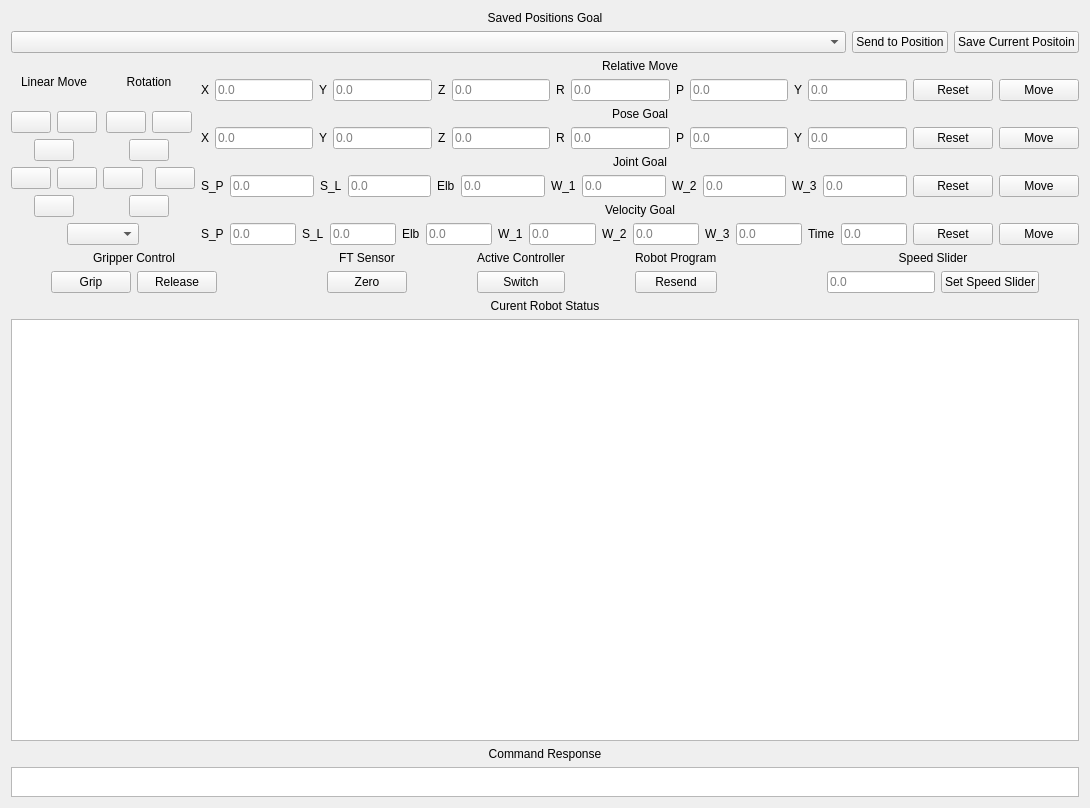
This is resource/SamiPlugin.ui in iris-ua/iris_sami as Qt 5 draws it before an edit. The edited form follows.
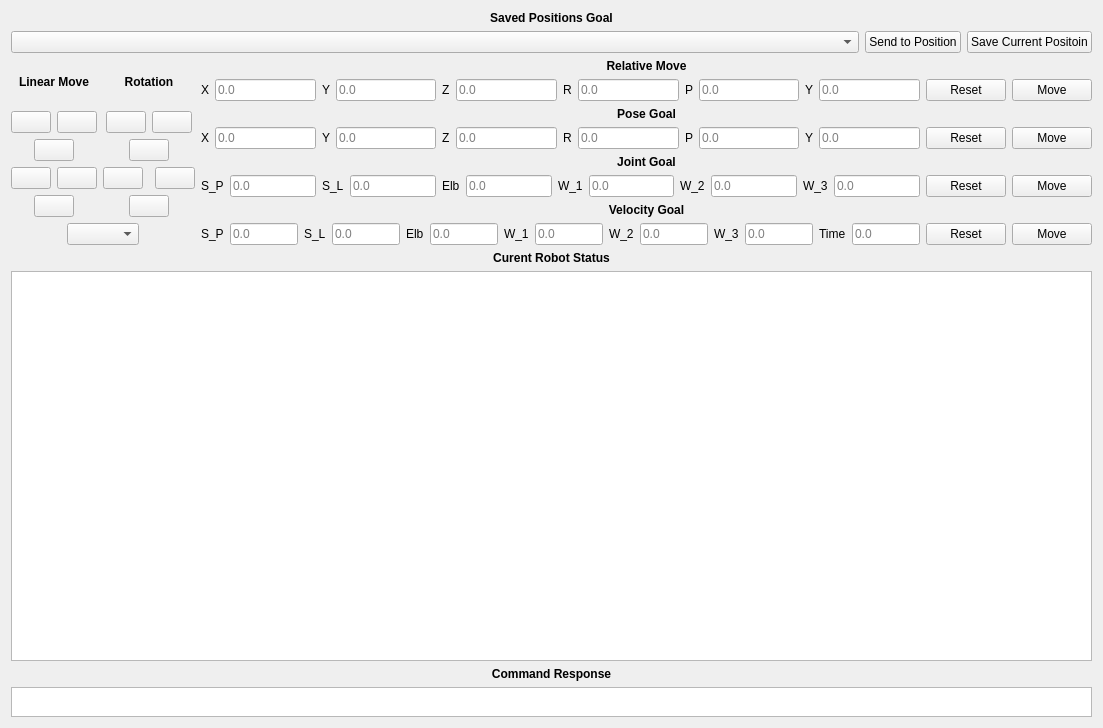
This is the edited form. Icons and pictures are not drawn.

Commit message: removal of ur10e specific features

Diff of the .ui file:
```diff
--- a/resource/SamiPlugin.ui
+++ b/resource/SamiPlugin.ui
@@ -6,8 +6,8 @@
    <rect>
     <x>0</x>
     <y>0</y>
-    <width>1090</width>
-    <height>808</height>
+    <width>1103</width>
+    <height>728</height>
    </rect>
   </property>
   <property name="windowTitle">
@@ -16,6 +16,12 @@
   <layout class="QVBoxLayout" name="verticalLayout_10">
    <item>
     <widget class="QLabel" name="label_4">
+     <property name="font">
+      <font>
+       <weight>75</weight>
+       <bold>true</bold>
+      </font>
+     </property>
      <property name="text">
       <string>Saved Positions Goal</string>
      </property>
@@ -62,6 +68,12 @@
           <layout class="QVBoxLayout" name="verticalLayout">
            <item>
             <widget class="QLabel" name="label_36">
+             <property name="font">
+              <font>
+               <weight>75</weight>
+               <bold>true</bold>
+              </font>
+             </property>
              <property name="text">
               <string>Linear Move</string>
              </property>
@@ -311,6 +323,12 @@
           <layout class="QVBoxLayout" name="verticalLayout_6">
            <item>
             <widget class="QLabel" name="label_35">
+             <property name="font">
+              <font>
+               <weight>75</weight>
+               <bold>true</bold>
+              </font>
+             </property>
              <property name="text">
               <string>Rotation</string>
              </property>
@@ -871,6 +889,12 @@
       <layout class="QVBoxLayout" name="verticalLayout_4">
        <item>
         <widget class="QLabel" name="label_3">
+         <property name="font">
+          <font>
+           <weight>75</weight>
+           <bold>true</bold>
+          </font>
+         </property>
          <property name="text">
           <string>Relative Move</string>
          </property>
@@ -983,6 +1007,12 @@
        </item>
        <item>
         <widget class="QLabel" name="label_2">
+         <property name="font">
+          <font>
+           <weight>75</weight>
+           <bold>true</bold>
+          </font>
+         </property>
          <property name="text">
           <string>Pose Goal</string>
          </property>
@@ -1095,6 +1125,12 @@
        </item>
        <item>
         <widget class="QLabel" name="label">
+         <property name="font">
+          <font>
+           <weight>75</weight>
+           <bold>true</bold>
+          </font>
+         </property>
          <property name="text">
           <string>Joint Goal</string>
          </property>
@@ -1207,6 +1243,12 @@
        </item>
        <item>
         <widget class="QLabel" name="label_26">
+         <property name="font">
+          <font>
+           <weight>75</weight>
+           <bold>true</bold>
+          </font>
+         </property>
          <property name="text">
           <string>Velocity Goal</string>
          </property>
@@ -1335,237 +1377,14 @@
      </item>
     </layout>
    </item>
-   <item>
-    <layout class="QHBoxLayout" name="horizontalLayout_10">
-     <item>
-      <layout class="QVBoxLayout" name="verticalLayout_3">
-       <item>
-        <widget class="QLabel" name="label_5">
-         <property name="text">
-          <string>Gripper Control</string>
-         </property>
-         <property name="alignment">
-          <set>Qt::AlignCenter</set>
-         </property>
-        </widget>
-       </item>
-       <item>
-        <layout class="QHBoxLayout" name="gripperLay">
-         <item>
-          <spacer name="horizontalSpacer">
-           <property name="orientation">
-            <enum>Qt::Horizontal</enum>
-           </property>
-           <property name="sizeHint" stdset="0">
-            <size>
-             <width>40</width>
-             <height>20</height>
-            </size>
-           </property>
-          </spacer>
-         </item>
-         <item>
-          <widget class="QPushButton" name="grip">
-           <property name="text">
-            <string>Grip</string>
-           </property>
-          </widget>
-         </item>
-         <item>
-          <widget class="QPushButton" name="release">
-           <property name="text">
-            <string>Release</string>
-           </property>
-          </widget>
-         </item>
-         <item>
-          <spacer name="horizontalSpacer_2">
-           <property name="orientation">
-            <enum>Qt::Horizontal</enum>
-           </property>
-           <property name="sizeHint" stdset="0">
-            <size>
-             <width>40</width>
-             <height>20</height>
-            </size>
-           </property>
-          </spacer>
-         </item>
-        </layout>
-       </item>
-      </layout>
-     </item>
-     <item>
-      <spacer name="horizontalSpacer_34">
-       <property name="orientation">
-        <enum>Qt::Horizontal</enum>
-       </property>
-       <property name="sizeHint" stdset="0">
-        <size>
-         <width>40</width>
-         <height>20</height>
-        </size>
-       </property>
-      </spacer>
-     </item>
-     <item>
-      <layout class="QVBoxLayout" name="verticalLayout_9">
-       <item>
-        <widget class="QLabel" name="label_39">
-         <property name="text">
-          <string>FT Sensor</string>
-         </property>
-         <property name="alignment">
-          <set>Qt::AlignCenter</set>
-         </property>
-        </widget>
-       </item>
-       <item>
-        <widget class="QPushButton" name="zero_ft_sensor">
-         <property name="text">
-          <string>Zero</string>
-         </property>
-        </widget>
-       </item>
-      </layout>
-     </item>
-     <item>
-      <spacer name="horizontalSpacer_35">
-       <property name="orientation">
-        <enum>Qt::Horizontal</enum>
-       </property>
-       <property name="sizeHint" stdset="0">
-        <size>
-         <width>40</width>
-         <height>20</height>
-        </size>
-       </property>
-      </spacer>
-     </item>
-     <item>
-      <layout class="QVBoxLayout" name="verticalLayout_5">
-       <item>
-        <widget class="QLabel" name="label_37">
-         <property name="text">
-          <string>Active Controller</string>
-         </property>
-        </widget>
-       </item>
-       <item>
-        <widget class="QPushButton" name="switch_controller">
-         <property name="text">
-          <string>Switch</string>
-         </property>
-        </widget>
-       </item>
-      </layout>
-     </item>
-     <item>
-      <spacer name="horizontalSpacer_36">
-       <property name="orientation">
-        <enum>Qt::Horizontal</enum>
-       </property>
-       <property name="sizeHint" stdset="0">
-        <size>
-         <width>40</width>
-         <height>20</height>
-        </size>
-       </property>
-      </spacer>
-     </item>
-     <item>
-      <layout class="QVBoxLayout" name="verticalLayout_8">
-       <item>
-        <widget class="QLabel" name="label_38">
-         <property name="text">
-          <string>Robot Program</string>
-         </property>
-        </widget>
-       </item>
-       <item>
-        <widget class="QPushButton" name="resend_program">
-         <property name="text">
-          <string>Resend</string>
-         </property>
-        </widget>
-       </item>
-      </layout>
-     </item>
-     <item>
-      <spacer name="horizontalSpacer_37">
-       <property name="orientation">
-        <enum>Qt::Horizontal</enum>
-       </property>
-       <property name="sizeHint" stdset="0">
-        <size>
-         <width>40</width>
-         <height>20</height>
-        </size>
-       </property>
-      </spacer>
-     </item>
-     <item>
-      <layout class="QVBoxLayout" name="verticalLayout_2">
-       <item>
-        <widget class="QLabel" name="label_34">
-         <property name="text">
-          <string>Speed Slider</string>
-         </property>
-         <property name="alignment">
-          <set>Qt::AlignCenter</set>
-         </property>
-        </widget>
-       </item>
-       <item>
-        <layout class="QHBoxLayout" name="horizontalLayout_9">
-         <item>
-          <spacer name="horizontalSpacer_21">
-           <property name="orientation">
-            <enum>Qt::Horizontal</enum>
-           </property>
-           <property name="sizeHint" stdset="0">
-            <size>
-             <width>40</width>
-             <height>20</height>
-            </size>
-           </property>
-          </spacer>
-         </item>
-         <item>
-          <widget class="QLineEdit" name="speed_slider">
-           <property name="placeholderText">
-            <string>0.0</string>
-           </property>
-          </widget>
-         </item>
-         <item>
-          <widget class="QPushButton" name="set_speed_slider">
-           <property name="text">
-            <string>Set Speed Slider</string>
-           </property>
-          </widget>
-         </item>
-         <item>
-          <spacer name="horizontalSpacer_22">
-           <property name="orientation">
-            <enum>Qt::Horizontal</enum>
-           </property>
-           <property name="sizeHint" stdset="0">
-            <size>
-             <width>40</width>
-             <height>20</height>
-            </size>
-           </property>
-          </spacer>
-         </item>
-        </layout>
-       </item>
-      </layout>
-     </item>
-    </layout>
-   </item>
    <item>
     <widget class="QLabel" name="label_6">
+     <property name="font">
+      <font>
+       <weight>75</weight>
+       <bold>true</bold>
+      </font>
+     </property>
      <property name="text">
       <string>Curent Robot Status</string>
      </property>
@@ -1589,6 +1408,12 @@
    </item>
    <item>
     <widget class="QLabel" name="label_7">
+     <property name="font">
+      <font>
+       <weight>75</weight>
+       <bold>true</bold>
+      </font>
+     </property>
      <property name="text">
       <string>Command Response</string>
      </property>
```
Left out of the diff: 2 changed lines with no effect on the pictures. The commit also changes 2 other files.
